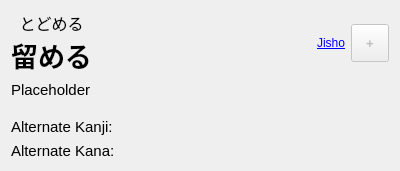
The window that src/gui/widgets/definition.ui (ripose-jp/Memento) describes before a commit, drawn with Qt 5.
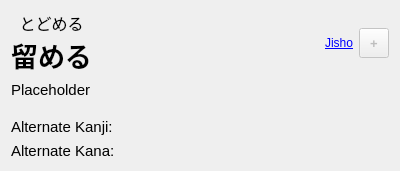
The same window after the commit.

```diff
--- a/src/gui/widgets/definition.ui
+++ b/src/gui/widgets/definition.ui
@@ -109,8 +109,8 @@
        </property>
        <property name="minimumSize">
         <size>
-         <width>38</width>
-         <height>38</height>
+         <width>30</width>
+         <height>30</height>
         </size>
        </property>
        <property name="font">
```
